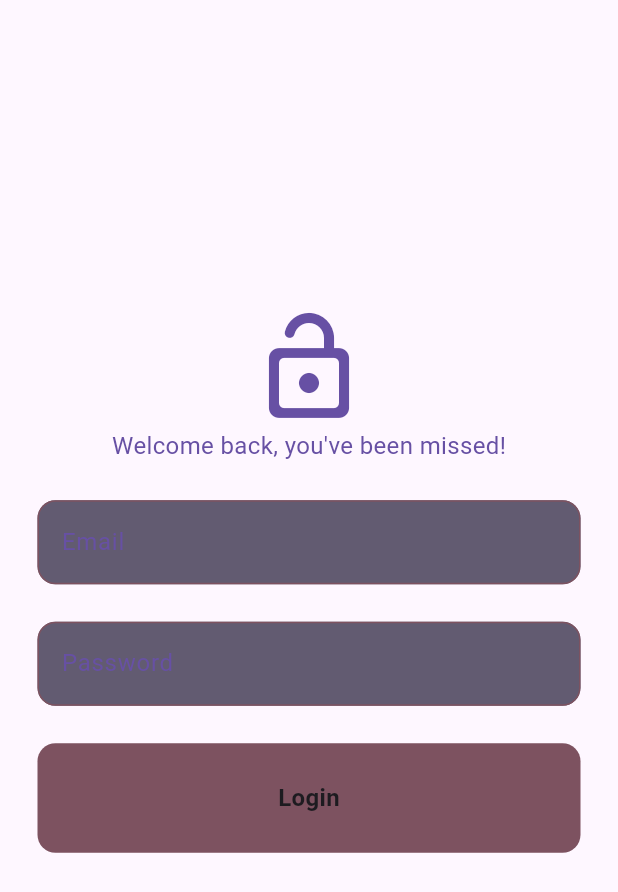
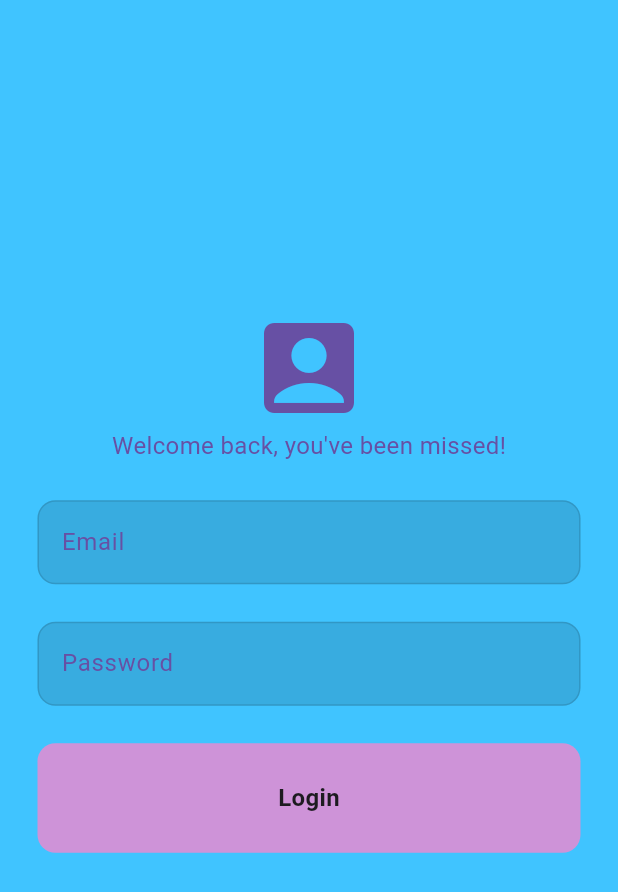
Before and after one commit to MDK301/admin_social_network, a Flutter app: the screen it shows after launch, on a phone screen of 412 x 824 dp. Shown: the top 892 px of the screen. Run offline on Flutter 3.47's test engine with Material 3 defaults, Android fonts, the phone set to English and light mode, and no system bars; our stand-ins replace cloud_firestore, firebase_auth, firebase_core; accounts and stored records are empty.

Commit message:
change UI

```diff
--- a/lib/login/view/component/custom_button.dart
+++ b/lib/login/view/component/custom_button.dart
@@ -18,7 +18,7 @@ class MyButton extends StatelessWidget {
         padding: const EdgeInsets.all(25),
         decoration: BoxDecoration(
           // color of button
-          color: Theme.of(context).colorScheme.tertiary,
+          color: Colors.purple.shade200,
           borderRadius: BorderRadius.circular(12),
         ),
         // curved corners
--- a/lib/login/view/component/custom_text_field.dart
+++ b/lib/login/view/component/custom_text_field.dart
@@ -20,7 +20,7 @@ class MyTextField extends StatelessWidget {
       decoration: InputDecoration(
         // border when unselected
         enabledBorder: OutlineInputBorder(
-          borderSide: BorderSide(color: Theme.of(context).colorScheme.tertiary),
+          borderSide: const BorderSide(color: Colors.black12),
           borderRadius: BorderRadius.circular(12),
         ),
 
@@ -32,7 +32,7 @@ class MyTextField extends StatelessWidget {
         ),
         hintText: hintText,
         hintStyle: TextStyle(color: Theme.of(context).colorScheme.primary),
-        fillColor: Theme.of(context).colorScheme.secondary,
+        fillColor: Colors.black12,
         filled: true,
       ),
     );
--- a/lib/login/view/login.dart
+++ b/lib/login/view/login.dart
@@ -36,6 +36,7 @@ class _LoginScreenState extends State<LoginScreen> {
   @override
   Widget build(BuildContext context) {
     return Scaffold(
+      backgroundColor: Colors.lightBlueAccent,
       body: SafeArea(
         child: Center(
           child: Padding(
@@ -45,7 +46,7 @@ class _LoginScreenState extends State<LoginScreen> {
               children: [
                 // logo
                 Icon(
-                  Icons.lock_open_rounded,
+                  Icons.account_box,
                   size: 80,
                   color: Theme.of(context).colorScheme.primary,
                 ), // Icon
```
